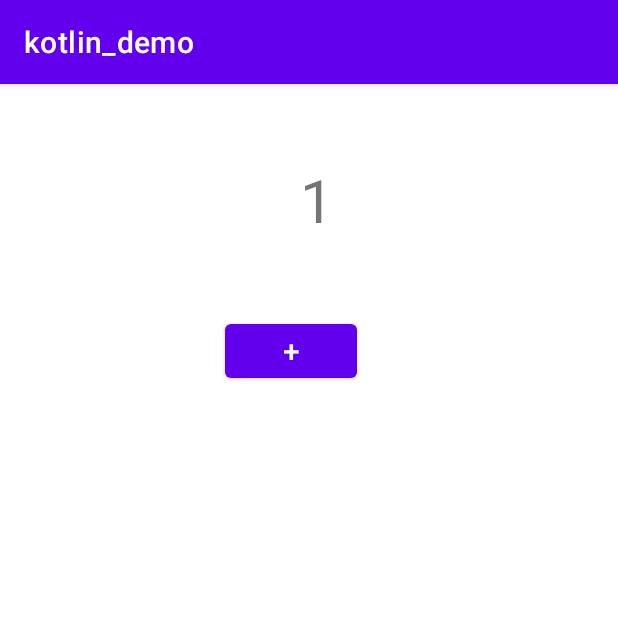
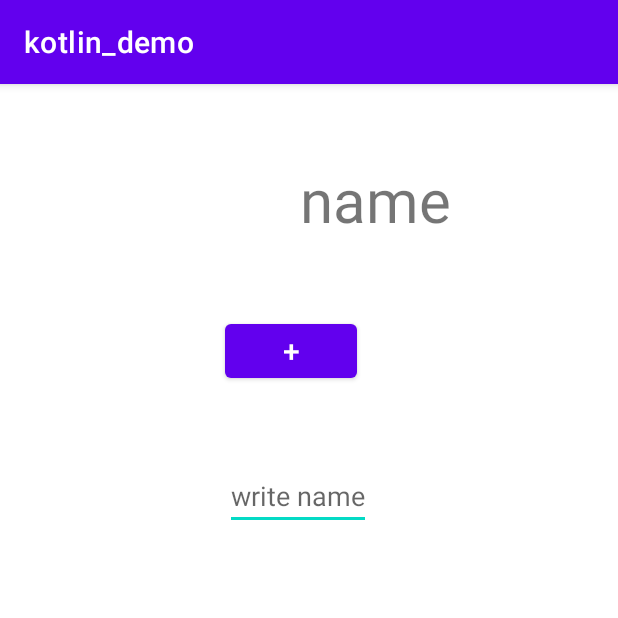
Before and after one commit to hemant00007/jetpack_example, an Android app: the screen it shows after launch (MainActivity), on a phone screen of 412 x 824 dp, the top half of it. Run offline under Robolectric (Android 15) with nearby library versions, the phone set to English and light mode, and no system bars.

Commit message:
Factory to send data from activity to viewmodel

```diff
--- a/app/src/main/java/com/example/kotlin_demo/MainActivity.kt
+++ b/app/src/main/java/com/example/kotlin_demo/MainActivity.kt
@@ -3,28 +3,45 @@ package com.example.kotlin_demo
 import androidx.appcompat.app.AppCompatActivity
 import android.os.Bundle
 import android.view.View
+import android.widget.Button
+import android.widget.EditText
 import android.widget.TextView
+import android.widget.Toast
 import androidx.lifecycle.ViewModelProvider
 
 
 class MainActivity : AppCompatActivity() {
     lateinit var viewModel: MainViewModel
     lateinit var txtcount:TextView
+    lateinit var edtname:EditText
+    lateinit var send :Button
+    lateinit var username:String
     override fun onCreate(savedInstanceState: Bundle?) {
         super.onCreate(savedInstanceState)
         setContentView(R.layout.activity_main)
         txtcount = findViewById(R.id.txtconter)
-        viewModel = ViewModelProvider(this).get(MainViewModel::class.java)
+        edtname = findViewById(R.id.edt_name)
+        send = findViewById(R.id.btn_send)
 
-        settext()
+        send.setOnClickListener{
+             username= edtname.text.toString();
+            viewModel = ViewModelProvider(this,MainviewModelFactory(username)).get(MainViewModel::class.java)
+            settext()
+            Toast.makeText(this,viewModel.myname,Toast.LENGTH_LONG).show()
+
+        }
+
+
+
 
     }
     fun settext(){
-        txtcount.text =viewModel.count.toString()
+        txtcount.text =viewModel.myname
     }
     fun increment(v:View)
     {
       viewModel.increase()
         settext()
+        Toast.makeText(this,viewModel.myname,Toast.LENGTH_LONG).show()
     }
 }
--- a/app/src/main/java/com/example/kotlin_demo/MainViewModel.kt
+++ b/app/src/main/java/com/example/kotlin_demo/MainViewModel.kt
@@ -2,10 +2,10 @@ package com.example.kotlin_demo
 
 import androidx.lifecycle.ViewModel
 
-class MainViewModel : ViewModel() {
-     var count:Int =1
+class MainViewModel(var initialvalue:String) : ViewModel() {
+     var myname:String =initialvalue
 
     fun increase(){
-        count++
+        myname
     }
 }
--- a/app/src/main/res/layout/activity_main.xml
+++ b/app/src/main/res/layout/activity_main.xml
@@ -9,6 +9,7 @@
 
     <TextView
 
+        android:text="name"
         android:id="@+id/txtconter"
         android:textSize="40dp"
         android:layout_marginTop="50dp"
@@ -22,9 +23,18 @@
         android:layout_height="wrap_content"
         android:textSize="20dp"
         android:layout_marginTop="50dp"
-        android:onClick="increment"
+      android:id="@+id/btn_send"
         android:text="+"
         android:layout_marginLeft="150dp"
         />
 
+    <EditText
+        android:id="@+id/edt_name"
+        android:layout_marginTop="50dp"
+        android:layout_width="wrap_content"
+        android:layout_height="wrap_content"
+        android:hint="write name"
+        android:layout_marginLeft="150dp"
+        />
+
 </LinearLayout>
```
Also changed, not shown: app/src/main/java/com/example/kotlin_demo/MainviewModelFactory.kt (added, +11 -0 lines).
